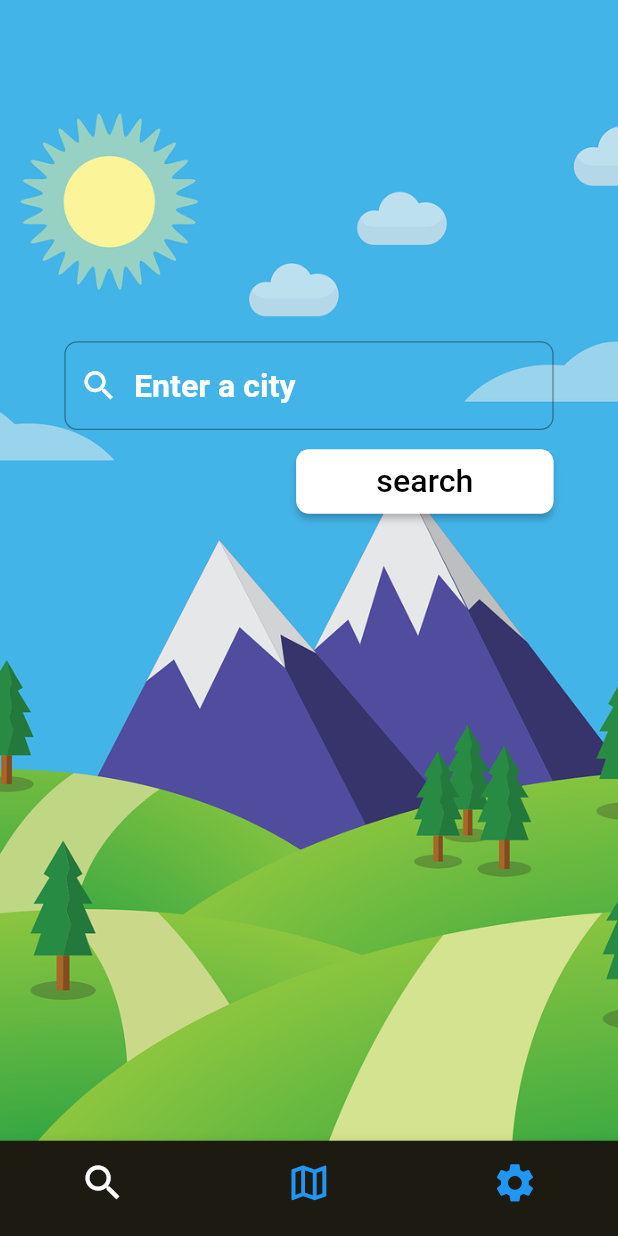
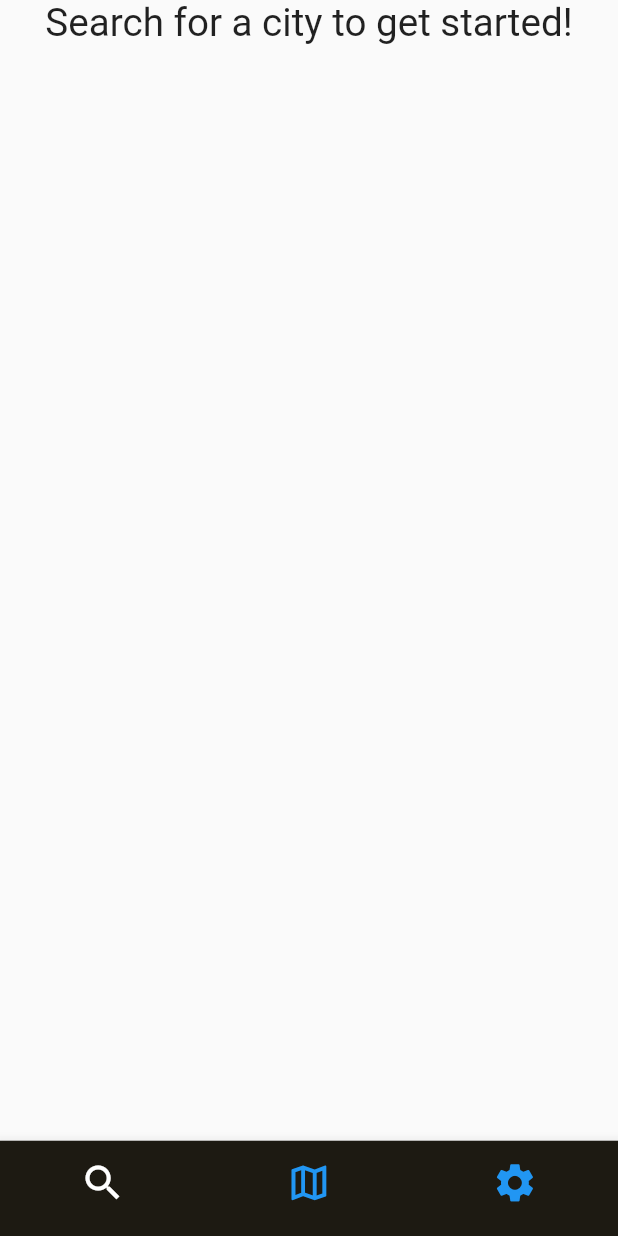
Before and after one commit to DerrickWilliamson/gale_force, a Flutter app: the screen it shows after launch, on a phone screen of 412 x 824 dp. Run offline on Flutter 3.47's test engine with Material 2 defaults, Android fonts, the phone set to English and light mode, and no system bars; our stand-ins replace bloc, equatable, flutter_bloc, flutter_dotenv, responsive_framework.

Commit message:
refactoring search page to associated widgets, adding weather initial widget

```diff
--- a/lib/modules/weather/views/search_page.dart
+++ b/lib/modules/weather/views/search_page.dart
@@ -1,7 +1,10 @@
 import 'package:flutter/material.dart';
 import 'package:flutter_bloc/flutter_bloc.dart';
 import 'package:gale_force/modules/weather/bloc/weather_bloc.dart';
+import 'package:gale_force/modules/weather/widgets/weather_initial_widget.dart';
 import 'package:gale_force/modules/weather/widgets/weather_success_widget.dart';
+import 'package:gale_force/modules/weather/widgets/weather_error_widget.dart';
+import 'package:gale_force/modules/weather/widgets/weather_loading_widget.dart';
 
 class SearchPage extends StatefulWidget {
   const SearchPage({Key? key}) : super(key: key);
@@ -25,82 +28,76 @@ class _SearchPageState extends State<SearchPage> {
           if (state is WeatherLoaded) {
             return WeatherSuccessWidget(currentWeather: state.currentWeather);
           } else if (state is WeatherError) {
-            return Center(
-              child: Text(
-                state.error,
-                style: const TextStyle(color: Colors.white, fontSize: 25.0),
-              ),
-            );
+            return const WeatherErrorWidget();
           } else if (state is WeatherLoading) {
-            return const Center(
-              child: CircularProgressIndicator(),
-            );
+            return const WeatherLoadingWidget();
           } else if (state is WeatherInitial) {
-            return Container(
-              decoration: const BoxDecoration(
-                image: DecorationImage(
-                  image: AssetImage('assets/weather_background.png'),
-                  fit: BoxFit.cover,
-                ),
-              ),
-              child: Padding(
-                padding: const EdgeInsets.all(50.0),
-                child: Column(
-                  crossAxisAlignment: CrossAxisAlignment.end,
-                  children: [
-                    const SizedBox(height: 215.0),
-                    TextField(
-                      style: const TextStyle(
-                          color: Colors.white,
-                          fontSize: 25.0,
-                          fontWeight: FontWeight.bold),
-                      controller: _cityController,
-                      decoration: const InputDecoration(
-                        suffixIconColor: Colors.white,
-                        border: OutlineInputBorder(
-                          borderRadius: BorderRadius.all(
-                            Radius.circular(10.0),
-                          ),
-                        ),
-                        hintText: 'Enter a city',
-                        hintStyle:
-                            TextStyle(fontSize: 25.0, color: Colors.white),
-                        prefixIcon: Padding(
-                          padding: EdgeInsetsDirectional.only(
-                              start: 12.0, end: 12.0),
-                          child: Icon(
-                            Icons.search,
-                            size: 30.0,
-                            color: Colors.white,
-                          ),
-                        ),
-                      ),
-                    ),
-                    const SizedBox(height: 15.0),
-                    ElevatedButton(
-                      onPressed: () {
-                        final String city = _cityController.text;
-                        context
-                            .read<WeatherBloc>()
-                            .add(FetchWeather(city: city));
-                      },
-                      style: ElevatedButton.styleFrom(
-                        backgroundColor: Colors.white,
-                        foregroundColor: Colors.black,
-                        shape: RoundedRectangleBorder(
-                          borderRadius: BorderRadius.circular(10.0),
-                        ),
-                        minimumSize: const Size(200.0, 50.0),
-                      ),
-                      child: const Text(
-                        'search',
-                        style: TextStyle(fontSize: 25.0),
-                      ),
-                    ),
-                  ],
-                ),
-              ),
-            );
+            return const WeatherInitialWidget();
+            // return Container(
+            //   decoration: const BoxDecoration(
+            //     image: DecorationImage(
+            //       image: AssetImage('assets/weather_background.png'),
+            //       fit: BoxFit.cover,
+            //     ),
+            //   ),
+            //   child: Padding(
+            //     padding: const EdgeInsets.all(50.0),
+            //     child: Column(
+            //       crossAxisAlignment: CrossAxisAlignment.end,
+            //       children: [
+            //         const SizedBox(height: 215.0),
+            //         TextField(
+            //           style: const TextStyle(
+            //               color: Colors.white,
+            //               fontSize: 25.0,
+            //               fontWeight: FontWeight.bold),
+            //           controller: _cityController,
+            //           decoration: const InputDecoration(
+            //             suffixIconColor: Colors.white,
+            //             border: OutlineInputBorder(
+            //               borderRadius: BorderRadius.all(
+            //                 Radius.circular(10.0),
+            //               ),
+            //             ),
+            //             hintText: 'Enter a city',
+            //             hintStyle:
+            //                 TextStyle(fontSize: 25.0, color: Colors.white),
+            //             prefixIcon: Padding(
+            //               padding: EdgeInsetsDirectional.only(
+            //                   start: 12.0, end: 12.0),
+            //               child: Icon(
+            //                 Icons.search,
+            //                 size: 30.0,
+            //                 color: Colors.white,
+            //               ),
+            //             ),
+            //           ),
+            //         ),
+            //         const SizedBox(height: 15.0),
+            //         ElevatedButton(
+            //           onPressed: () {
+            //             final String city = _cityController.text;
+            //             context
+            //                 .read<WeatherBloc>()
+            //                 .add(FetchWeather(city: city));
+            //           },
+            //           style: ElevatedButton.styleFrom(
+            //             backgroundColor: Colors.white,
+            //             foregroundColor: Colors.black,
+            //             shape: RoundedRectangleBorder(
+            //               borderRadius: BorderRadius.circular(10.0),
+            //             ),
+            //             minimumSize: const Size(200.0, 50.0),
+            //           ),
+            //           child: const Text(
+            //             'search',
+            //             style: TextStyle(fontSize: 25.0),
+            //           ),
+            //         ),
+            //       ],
+            //     ),
+            //   ),
+            // );
           } else {
             return const Center(
               child: CircularProgressIndicator(),
--- a/lib/modules/weather/widgets/weather_error_widget.dart
+++ b/lib/modules/weather/widgets/weather_error_widget.dart
@@ -1,7 +1,7 @@
 import 'package:flutter/material.dart';
 
-class ErrorLoading extends StatelessWidget {
-  const ErrorLoading({super.key});
+class WeatherErrorWidget extends StatelessWidget {
+  const WeatherErrorWidget({super.key});
 
   @override
   Widget build(BuildContext context) {
--- /dev/null
+++ b/lib/modules/weather/widgets/weather_initial_widget.dart
@@ -0,0 +1,23 @@
+import 'package:flutter/material.dart';
+
+class WeatherInitialWidget extends StatefulWidget {
+  const WeatherInitialWidget({super.key});
+
+  @override
+  State<WeatherInitialWidget> createState() => _WeatherInitialWidgetState();
+}
+
+class _WeatherInitialWidgetState extends State<WeatherInitialWidget> {
+  @override
+  Widget build(BuildContext context) {
+    return Column(
+      children: const [
+        Center(
+            child: Text(
+          'Search for a city to get started!',
+          style: TextStyle(fontSize: 30.0),
+        )),
+      ],
+    );
+  }
+}
--- a/lib/modules/weather/widgets/weather_loading_widget.dart
+++ b/lib/modules/weather/widgets/weather_loading_widget.dart
@@ -1,7 +1,7 @@
 import 'package:flutter/material.dart';
 
-class LoadingWeather extends StatelessWidget {
-  const LoadingWeather({super.key});
+class WeatherLoadingWidget extends StatelessWidget {
+  const WeatherLoadingWidget({super.key});
 
   @override
   Widget build(BuildContext context) {
```
